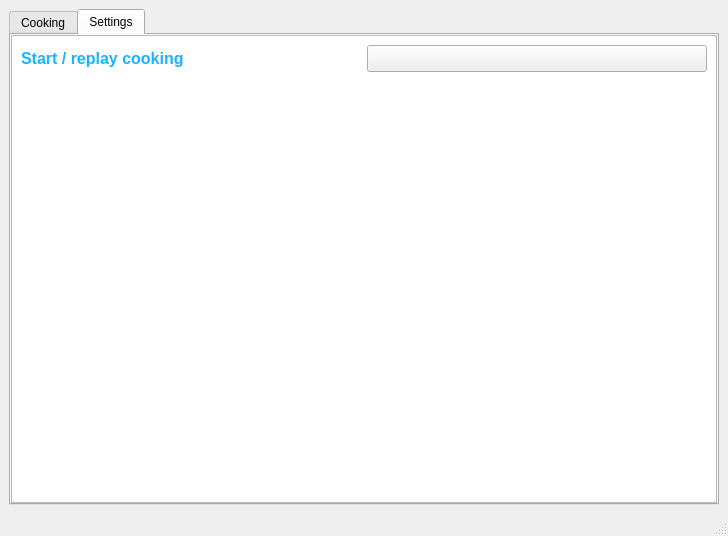
Above: SOTCooker/MainWindow.ui from mathieu0c/SOTCooker before the change. Below: the same form after it.
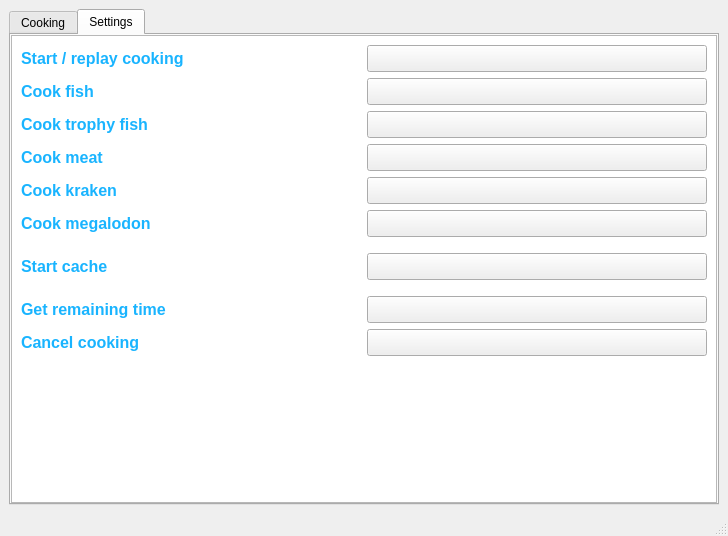
That is the form after the change. The open tabs and pages were chosen to show the change. Custom widgets are drawn as their Qt base class.

Patch:
```diff
--- a/SOTCooker/MainWindow.ui
+++ b/SOTCooker/MainWindow.ui
@@ -110,34 +110,90 @@
          <string notr="true">QWidget#sa_settings_container{background-color: rgb(255, 255, 255);}</string>
         </property>
         <layout class="QGridLayout" name="gridLayout">
+         <item row="5" column="1">
+          <widget class="QPushButton" name="pb_key_start_cook_megalodon">
+           <property name="font">
+            <font>
+             <pointsize>12</pointsize>
+            </font>
+           </property>
+           <property name="text">
+            <string/>
+           </property>
+          </widget>
+         </item>
+         <item row="3" column="1">
+          <widget class="QPushButton" name="pb_key_start_cook_meat">
+           <property name="font">
+            <font>
+             <pointsize>12</pointsize>
+            </font>
+           </property>
+           <property name="text">
+            <string/>
+           </property>
+          </widget>
+         </item>
+         <item row="0" column="1">
+          <widget class="QPushButton" name="pb_key_start_cooking">
+           <property name="font">
+            <font>
+             <pointsize>12</pointsize>
+            </font>
+           </property>
+           <property name="text">
+            <string/>
+           </property>
+          </widget>
+         </item>
+         <item row="10" column="1">
+          <widget class="QPushButton" name="pb_key_cancel">
+           <property name="font">
+            <font>
+             <pointsize>12</pointsize>
+            </font>
+           </property>
+           <property name="text">
+            <string/>
+           </property>
+          </widget>
+         </item>
+         <item row="9" column="1">
+          <widget class="QPushButton" name="pb_key_get_remaining_time">
+           <property name="font">
+            <font>
+             <pointsize>12</pointsize>
+            </font>
+           </property>
+           <property name="text">
+            <string/>
+           </property>
+          </widget>
+         </item>
+         <item row="1" column="1">
+          <widget class="QPushButton" name="pb_key_start_cook_fish">
+           <property name="font">
+            <font>
+             <pointsize>12</pointsize>
+            </font>
+           </property>
+           <property name="text">
+            <string/>
+           </property>
+          </widget>
+         </item>
          <item row="2" column="0">
-          <spacer name="verticalSpacer">
-           <property name="orientation">
-            <enum>Qt::Vertical</enum>
+          <widget class="QLabel" name="lbl_disp_key_cook_trophyfish">
+           <property name="font">
+            <font>
+             <pointsize>12</pointsize>
+             <bold>true</bold>
+            </font>
            </property>
-           <property name="sizeHint" stdset="0">
-            <size>
-             <width>20</width>
-             <height>40</height>
-            </size>
+           <property name="text">
+            <string>Cook trophy fish</string>
            </property>
-          </spacer>
-         </item>
-         <item row="1" column="0">
-          <spacer name="verticalSpacer_2">
-           <property name="orientation">
-            <enum>Qt::Vertical</enum>
-           </property>
-           <property name="sizeType">
-            <enum>QSizePolicy::Fixed</enum>
-           </property>
-           <property name="sizeHint" stdset="0">
-            <size>
-             <width>20</width>
-             <height>10</height>
-            </size>
-           </property>
-          </spacer>
+          </widget>
          </item>
          <item row="0" column="0">
           <widget class="QLabel" name="lbl_disp_key_start_cooking">
@@ -152,8 +208,168 @@
            </property>
           </widget>
          </item>
-         <item row="0" column="1">
-          <widget class="QPushButton" name="pb_key_start_cooking">
+         <item row="2" column="1">
+          <widget class="QPushButton" name="pb_key_start_cook_trophyfish">
+           <property name="font">
+            <font>
+             <pointsize>12</pointsize>
+            </font>
+           </property>
+           <property name="text">
+            <string/>
+           </property>
+          </widget>
+         </item>
+         <item row="3" column="0">
+          <widget class="QLabel" name="lbl_disp_key_cook_meat">
+           <property name="font">
+            <font>
+             <pointsize>12</pointsize>
+             <bold>true</bold>
+            </font>
+           </property>
+           <property name="text">
+            <string>Cook meat</string>
+           </property>
+          </widget>
+         </item>
+         <item row="5" column="0">
+          <widget class="QLabel" name="lbl_disp_key_cook_megalodon">
+           <property name="font">
+            <font>
+             <pointsize>12</pointsize>
+             <bold>true</bold>
+            </font>
+           </property>
+           <property name="text">
+            <string>Cook megalodon</string>
+           </property>
+          </widget>
+         </item>
+         <item row="8" column="0">
+          <spacer name="verticalSpacer_3">
+           <property name="orientation">
+            <enum>Qt::Vertical</enum>
+           </property>
+           <property name="sizeType">
+            <enum>QSizePolicy::Fixed</enum>
+           </property>
+           <property name="sizeHint" stdset="0">
+            <size>
+             <width>20</width>
+             <height>10</height>
+            </size>
+           </property>
+          </spacer>
+         </item>
+         <item row="6" column="0">
+          <spacer name="verticalSpacer_2">
+           <property name="orientation">
+            <enum>Qt::Vertical</enum>
+           </property>
+           <property name="sizeType">
+            <enum>QSizePolicy::Fixed</enum>
+           </property>
+           <property name="sizeHint" stdset="0">
+            <size>
+             <width>20</width>
+             <height>10</height>
+            </size>
+           </property>
+          </spacer>
+         </item>
+         <item row="11" column="0">
+          <spacer name="verticalSpacer">
+           <property name="orientation">
+            <enum>Qt::Vertical</enum>
+           </property>
+           <property name="sizeHint" stdset="0">
+            <size>
+             <width>20</width>
+             <height>40</height>
+            </size>
+           </property>
+          </spacer>
+         </item>
+         <item row="1" column="0">
+          <widget class="QLabel" name="lbl_disp_key_cook_fish">
+           <property name="font">
+            <font>
+             <pointsize>12</pointsize>
+             <bold>true</bold>
+            </font>
+           </property>
+           <property name="text">
+            <string>Cook fish</string>
+           </property>
+          </widget>
+         </item>
+         <item row="9" column="0">
+          <widget class="QLabel" name="lbl_disp_key_get_remaining_time">
+           <property name="font">
+            <font>
+             <pointsize>12</pointsize>
+             <bold>true</bold>
+            </font>
+           </property>
+           <property name="text">
+            <string>Get remaining time</string>
+           </property>
+          </widget>
+         </item>
+         <item row="4" column="1">
+          <widget class="QPushButton" name="pb_key_start_cook_kraken">
+           <property name="font">
+            <font>
+             <pointsize>12</pointsize>
+            </font>
+           </property>
+           <property name="text">
+            <string/>
+           </property>
+          </widget>
+         </item>
+         <item row="4" column="0">
+          <widget class="QLabel" name="lbl_disp_key_cook_kraken">
+           <property name="font">
+            <font>
+             <pointsize>12</pointsize>
+             <bold>true</bold>
+            </font>
+           </property>
+           <property name="text">
+            <string>Cook kraken</string>
+           </property>
+          </widget>
+         </item>
+         <item row="10" column="0">
+          <widget class="QLabel" name="lbl_disp_key_cancel">
+           <property name="font">
+            <font>
+             <pointsize>12</pointsize>
+             <bold>true</bold>
+            </font>
+           </property>
+           <property name="text">
+            <string>Cancel cooking</string>
+           </property>
+          </widget>
+         </item>
+         <item row="7" column="0">
+          <widget class="QLabel" name="lbl_disp_key_cook_cache">
+           <property name="font">
+            <font>
+             <pointsize>12</pointsize>
+             <bold>true</bold>
+            </font>
+           </property>
+           <property name="text">
+            <string>Start cache</string>
+           </property>
+          </widget>
+         </item>
+         <item row="7" column="1">
+          <widget class="QPushButton" name="pb_key_start_cook_cache">
            <property name="font">
             <font>
              <pointsize>12</pointsize>
```
Left out of the diff: 2 changed lines with no effect on the pictures.
